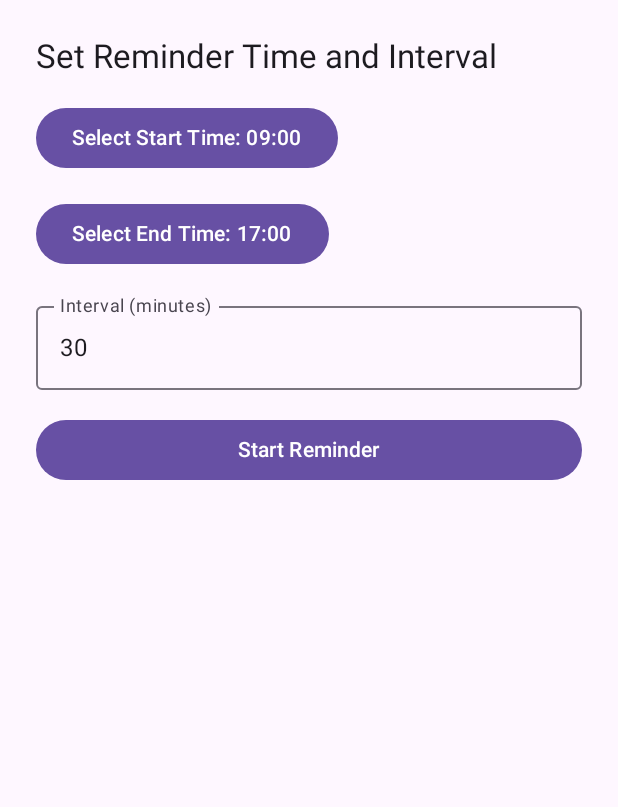
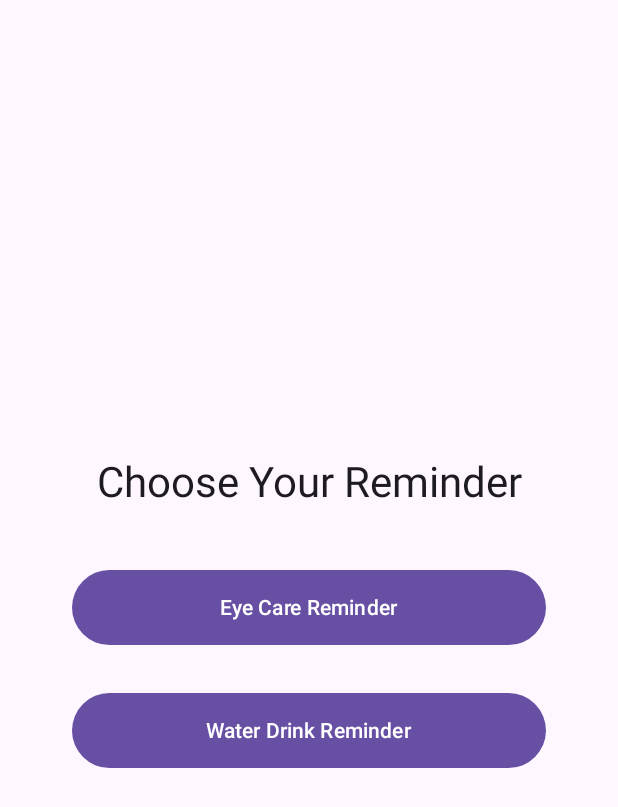
Before and after one commit to shubham-gadekar-alpha/myEyeCare, an Android app built with Jetpack Compose: the screen it shows after launch (MainActivity), on a phone screen of 412 x 824 dp. Shown: the top 807 px of the screen. Run offline under Robolectric (Android 15) with nearby library versions, the phone set to English and light mode, and no system bars.

Commit message:
Added the Water Reminder.

```diff
--- a/app/build.gradle.kts
+++ b/app/build.gradle.kts
@@ -61,4 +61,5 @@ dependencies {
 
     implementation(platform("com.google.firebase:firebase-bom:34.1.0"))
     implementation("com.google.firebase:firebase-analytics")
+    implementation("androidx.navigation:navigation-compose:2.7.7")
 }
--- a/app/src/main/java/com/alpha/myeyecare/MainActivity.kt
+++ b/app/src/main/java/com/alpha/myeyecare/MainActivity.kt
@@ -7,10 +7,21 @@ import androidx.activity.compose.setContent
 import androidx.compose.foundation.layout.*
 import androidx.compose.material3.*
 import androidx.compose.runtime.*
+import androidx.compose.ui.Alignment
 import androidx.compose.ui.Modifier
 import androidx.compose.ui.platform.LocalContext
 import androidx.compose.ui.unit.dp
+import androidx.navigation.NavBackStackEntry
+import androidx.navigation.NavController
+import androidx.navigation.NavType
+import androidx.navigation.Navigator
+import androidx.navigation.compose.NavHost
+import androidx.navigation.compose.composable
+import androidx.navigation.compose.rememberNavController
+import androidx.navigation.navArgument
 import androidx.work.*
+import com.alpha.myeyecare.ReminderTypes.DRINKING_REMINDER
+import com.alpha.myeyecare.ReminderTypes.EYE_REMINDER
 import java.util.concurrent.TimeUnit
 
 class MainActivity : ComponentActivity() {
@@ -21,15 +32,161 @@ class MainActivity : ComponentActivity() {
         setContent {
             MaterialTheme {
                 Surface(modifier = Modifier.fillMaxSize()) {
-                    ReminderUI()
+                    AppNavigation()
                 }
             }
         }
     }
 }
 
+object AppDestinations {
+    const val HOME_SCREEN = "home"
+    const val EYE_CARE_SCREEN = "eye_care"
+    const val WATER_REMINDER_SCREEN = "water_reminder"
+    const val SET_REMINDER_SCREEN = "set_reminder_screen"
+}
+
+object ReminderTypes {
+    const val EYE_REMINDER = "eye_reminder"
+    const val DRINKING_REMINDER = "drinking_reminder"
+}
+
 @Composable
-fun ReminderUI() {
+fun AppNavigation() {
+    val navController = rememberNavController() // Create a NavController
+
+    NavHost(
+        navController = navController,
+        startDestination = AppDestinations.HOME_SCREEN // Set the starting screen
+    ) {
+        composable(AppDestinations.HOME_SCREEN) {
+            HomeScreen(navController = navController)
+        }
+        composable(
+            AppDestinations.EYE_CARE_SCREEN
+        ) {
+            EyeCareScreen(navController = navController)
+        }
+        composable(AppDestinations.WATER_REMINDER_SCREEN) {
+            WaterReminderScreen(navController = navController)
+        }
+
+        composable(
+            AppDestinations.SET_REMINDER_SCREEN,
+            arguments = listOf(
+                navArgument("reminderType") {
+                    type = NavType.StringType
+                    defaultValue = EYE_REMINDER
+                }
+            )) {
+            val reminderType = it.arguments?.getString("reminderType").toString()
+            ReminderUI(navController = navController, reminderType = reminderType)
+        }
+    }
+}
+
+// --- Reusable Button Style (Optional) ---
+@Composable
+fun FeatureButton(text: String, onClick: () -> Unit, modifier: Modifier = Modifier) {
+    Button(
+        onClick = onClick,
+        modifier = modifier
+            .fillMaxWidth()
+            .padding(horizontal = 32.dp, vertical = 8.dp)
+            .height(50.dp)
+    ) {
+        Text(text)
+    }
+}
+
+// --- Screen Composable Functions ---
+
+@Composable
+fun HomeScreen(navController: NavController, modifier: Modifier = Modifier) {
+    Column(
+        modifier = modifier
+            .fillMaxSize()
+            .padding(16.dp),
+        verticalArrangement = Arrangement.Center,
+        horizontalAlignment = Alignment.CenterHorizontally
+    ) {
+        Text(
+            text = "Choose Your Reminder",
+            style = MaterialTheme.typography.headlineMedium,
+            modifier = Modifier.padding(bottom = 32.dp)
+        )
+        FeatureButton(
+            text = "Eye Care Reminder",
+            onClick = {
+                navController.navigate(AppDestinations.EYE_CARE_SCREEN)
+            }
+        )
+        Spacer(modifier = Modifier.height(16.dp))
+        FeatureButton(
+            text = "Water Drink Reminder",
+            onClick = { navController.navigate(AppDestinations.WATER_REMINDER_SCREEN) }
+        )
+    }
+}
+
+@Composable
+fun EyeCareScreen(
+    navController: NavController,
+    modifier: Modifier = Modifier
+) {
+    // Replace with your actual Eye Care UI and reminder setup logic
+    Column(
+        modifier = modifier
+            .fillMaxSize()
+            .padding(16.dp),
+        verticalArrangement = Arrangement.Center,
+        horizontalAlignment = Alignment.CenterHorizontally
+    ) {
+        Text("Eye Care Reminder Setup", style = MaterialTheme.typography.headlineSmall)
+        Spacer(modifier = Modifier.height(16.dp))
+        // Add your UI elements for setting eye care reminders here
+        // e.g., Time pickers, frequency selectors, save button
+
+        Button(onClick = { navController.navigate("${AppDestinations.SET_REMINDER_SCREEN}?reminderType=$EYE_REMINDER") }) {
+            Text("Set Eye Care Reminder")
+        }
+        Spacer(modifier = Modifier.height(16.dp))
+        Button(onClick = { navController.popBackStack() }) { // Go back to Home
+            Text("Back to Home")
+        }
+    }
+}
+
+@Composable
+fun WaterReminderScreen(navController: NavController, modifier: Modifier = Modifier) {
+    // Replace with your actual Water Reminder UI and reminder setup logic
+    Column(
+        modifier = modifier
+            .fillMaxSize()
+            .padding(16.dp),
+        verticalArrangement = Arrangement.Center,
+        horizontalAlignment = Alignment.CenterHorizontally
+    ) {
+        Text("Water Drink Reminder Setup", style = MaterialTheme.typography.headlineSmall)
+        Spacer(modifier = Modifier.height(16.dp))
+        // Add your UI elements for setting water reminders here
+        // e.g., Target amount, interval pickers, save button
+
+        Button(onClick = { navController.navigate("${AppDestinations.SET_REMINDER_SCREEN}?reminderType=$DRINKING_REMINDER") }) {
+            Text("Set Water Reminder")
+        }
+        Spacer(modifier = Modifier.height(16.dp))
+        Button(onClick = { navController.popBackStack() }) { // Go back to Home
+            Text("Back to Home")
+        }
+    }
+}
+
+@Composable
+fun ReminderUI(
+    navController: NavController,
+    reminderType: String
+) {
     val context = LocalContext.current
     var startHour by remember { mutableStateOf(9) }
     var startMinute by remember { mutableStateOf(0) }
@@ -77,7 +234,8 @@ fun ReminderUI() {
                     context,
                     startHour, startMinute,
                     endHour, endMinute,
-                    intervalMinutes.toLongOrNull() ?: 30
+                    intervalMinutes.toLongOrNull() ?: 30,
+                    reminderType
                 )
             },
             modifier = Modifier.fillMaxWidth()
@@ -91,7 +249,8 @@ fun scheduleRepeatingNotification(
     context: android.content.Context,
     startHour: Int, startMinute: Int,
     endHour: Int, endMinute: Int,
-    interval: Long
+    interval: Long,
+    reminderType: String
 ) {
     val data = Data.Builder()
         .putInt("startHour", startHour)
@@ -105,7 +264,7 @@ fun scheduleRepeatingNotification(
         .build()
 
     WorkManager.getInstance(context).enqueueUniquePeriodicWork(
-        "eye_reminder",
+        reminderType,
         ExistingPeriodicWorkPolicy.REPLACE,
         workRequest
     )
```
